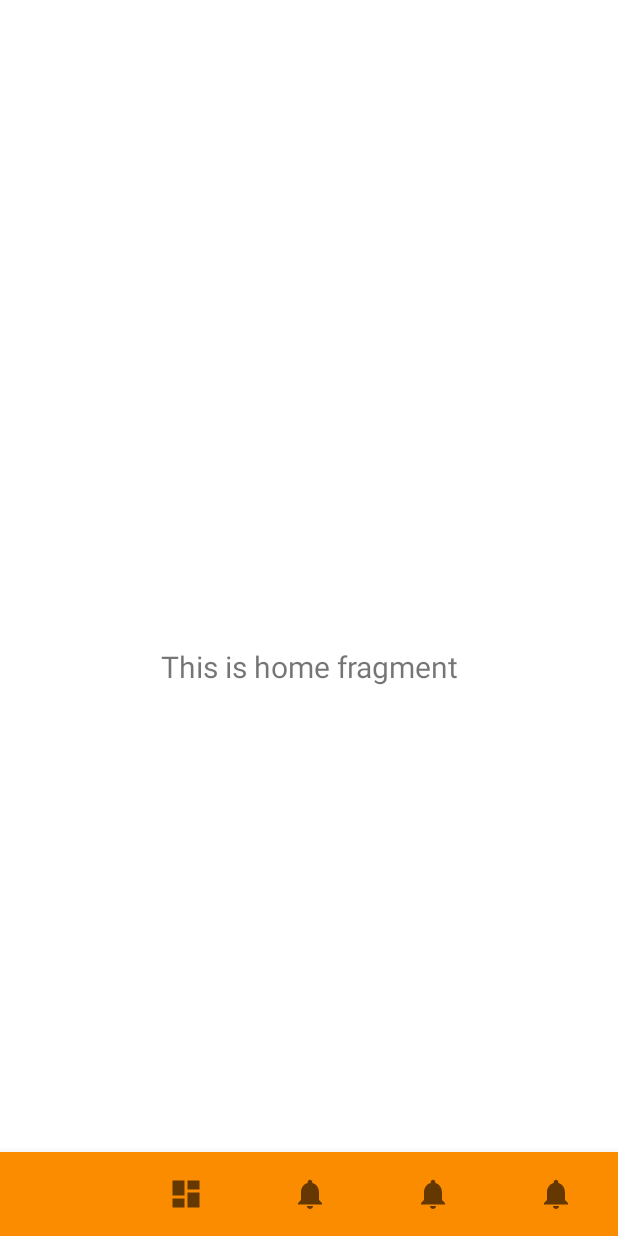
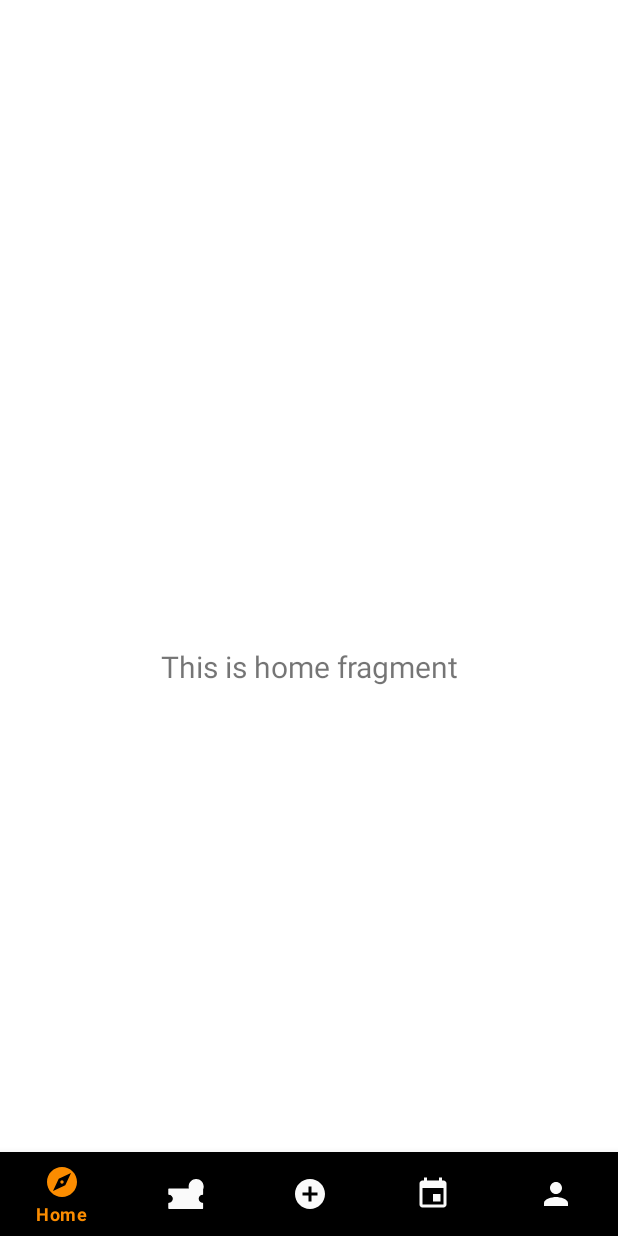
Before and after one commit to Mario2334/GigVid, an Android app: the HomeScreenActivity screen opened directly, with no data from a screen before it, on a phone screen of 412 x 824 dp. Run offline under Robolectric (Android 15) with nearby library versions, the phone set to English and light mode, and no system bars; our stand-ins replace navigation-ui; Roboto replaces fonts that are not available here.

Commit message:
icons n click for menu items

```diff
--- /dev/null
+++ b/gigvid_app/app/src/main/res/drawable/home_item_selector.xml
@@ -0,0 +1,7 @@
+<?xml version="1.0" encoding="utf-8"?>
+<selector xmlns:android="http://schemas.android.com/apk/res/android">
+    <item android:state_checked="true"
+        android:color="@color/colorPrimary"/>
+    <item android:state_checked="false"
+        android:color="@color/login_sign_up_background"/>
+</selector>
--- /dev/null
+++ b/gigvid_app/app/src/main/res/drawable/ic_add.xml
@@ -0,0 +1,10 @@
+<vector xmlns:android="http://schemas.android.com/apk/res/android"
+    android:width="24dp"
+    android:height="24dp"
+    android:viewportWidth="24"
+    android:viewportHeight="24"
+    android:tint="?attr/colorControlNormal">
+  <path
+      android:fillColor="@android:color/white"
+      android:pathData="M12,2C6.48,2 2,6.48 2,12s4.48,10 10,10 10,-4.48 10,-10S17.52,2 12,2zM17,13h-4v4h-2v-4L7,13v-2h4L11,7h2v4h4v2z"/>
+</vector>
--- /dev/null
+++ b/gigvid_app/app/src/main/res/drawable/ic_event.xml
@@ -0,0 +1,10 @@
+<vector xmlns:android="http://schemas.android.com/apk/res/android"
+    android:width="24dp"
+    android:height="24dp"
+    android:viewportWidth="24"
+    android:viewportHeight="24"
+    android:tint="?attr/colorControlNormal">
+  <path
+      android:fillColor="@android:color/white"
+      android:pathData="M17,12h-5v5h5v-5zM16,1v2L8,3L8,1L6,1v2L5,3c-1.11,0 -1.99,0.9 -1.99,2L3,19c0,1.1 0.89,2 2,2h14c1.1,0 2,-0.9 2,-2L21,5c0,-1.1 -0.9,-2 -2,-2h-1L18,1h-2zM19,19L5,19L5,8h14v11z"/>
+</vector>
--- /dev/null
+++ b/gigvid_app/app/src/main/res/drawable/ic_explore.xml
@@ -0,0 +1,10 @@
+<vector xmlns:android="http://schemas.android.com/apk/res/android"
+    android:width="24dp"
+    android:height="24dp"
+    android:viewportWidth="24"
+    android:viewportHeight="24"
+    android:tint="?attr/colorControlNormal">
+  <path
+      android:fillColor="@android:color/white"
+      android:pathData="M12,10.9c-0.61,0 -1.1,0.49 -1.1,1.1s0.49,1.1 1.1,1.1c0.61,0 1.1,-0.49 1.1,-1.1s-0.49,-1.1 -1.1,-1.1zM12,2C6.48,2 2,6.48 2,12s4.48,10 10,10 10,-4.48 10,-10S17.52,2 12,2zM14.19,14.19L6,18l3.81,-8.19L18,6l-3.81,8.19z"/>
+</vector>
--- /dev/null
+++ b/gigvid_app/app/src/main/res/drawable/ic_profile_24.xml
@@ -0,0 +1,10 @@
+<vector xmlns:android="http://schemas.android.com/apk/res/android"
+    android:width="24dp"
+    android:height="24dp"
+    android:viewportWidth="24"
+    android:viewportHeight="24"
+    android:tint="?attr/colorControlNormal">
+  <path
+      android:fillColor="@android:color/white"
+      android:pathData="M12,12c2.21,0 4,-1.79 4,-4s-1.79,-4 -4,-4 -4,1.79 -4,4 1.79,4 4,4zM12,14c-2.67,0 -8,1.34 -8,4v2h16v-2c0,-2.66 -5.33,-4 -8,-4z"/>
+</vector>
--- /dev/null
+++ b/gigvid_app/app/src/main/res/drawable/ic_ticket.xml
@@ -0,0 +1,60 @@
+<vector xmlns:android="http://schemas.android.com/apk/res/android"
+    android:width="512dp"
+    android:height="512dp"
+    android:viewportWidth="256"
+    android:viewportHeight="256">
+  <path
+      android:pathData="m213.748,161.465c0,17.67 14.32,32 32,32v36.67h-239.34v-36.67c17.68,0 32,-14.33 32,-32s-14.32,-32 -32,-32v-36.67h239.34v36.67c-17.68,0 -32,14.331 -32,32z"
+      android:fillColor="#44c7b6"/>
+  <path
+      android:pathData="m135.045,130.867 l3.847,7.795c1.457,2.951 4.272,4.997 7.529,5.47l8.602,1.25c8.202,1.192 11.477,11.272 5.542,17.057l-6.225,6.067c-2.357,2.297 -3.432,5.607 -2.876,8.851l1.469,8.567c1.401,8.169 -7.173,14.399 -14.51,10.542l-7.694,-4.045c-2.913,-1.532 -6.394,-1.532 -9.307,0l-7.694,4.045c-7.336,3.857 -15.911,-2.373 -14.509,-10.542l1.469,-8.567c0.556,-3.244 -0.519,-6.554 -2.876,-8.851l-6.225,-6.067c-5.935,-5.785 -2.66,-15.865 5.542,-17.057l8.602,-1.25c3.257,-0.473 6.073,-2.519 7.529,-5.47l3.847,-7.795c3.672,-7.432 14.27,-7.432 17.938,0z"
+      android:fillColor="#f9d335"/>
+  <path
+      android:pathData="m133.578,128.655c-0.57,0.64 -1.06,1.38 -1.47,2.21l-3.84,7.8c-1.46,2.95 -4.28,4.99 -7.53,5.47l-8.61,1.25c-8.2,1.19 -11.47,11.27 -5.54,17.05l6.23,6.07c2.35,2.3 3.43,5.61 2.87,8.85l-1.47,8.57c-0.6,3.5 0.64,6.65 2.82,8.8l-3.31,1.74c-7.33,3.86 -15.91,-2.37 -14.51,-10.54l1.47,-8.57c0.56,-3.24 -0.52,-6.55 -2.87,-8.85l-6.23,-6.07c-5.93,-5.78 -2.66,-15.86 5.54,-17.05l8.61,-1.25c3.25,-0.48 6.07,-2.52 7.53,-5.47l3.84,-7.8c3.26,-6.6 11.99,-7.34 16.47,-2.21z"
+      android:fillColor="#f9e27d"/>
+  <path
+      android:pathData="m53.408,161.465c0,17.67 -14.32,32 -32,32v36.67h-15v-36.67c17.68,0 32,-14.33 32,-32s-14.32,-32 -32,-32v-36.67h15v36.67c17.68,0 32,14.331 32,32z"
+      android:fillColor="#4bdbc3"/>
+  <path
+      android:pathData="m213.748,161.465c0,17.67 14.32,32 32,32v36.67h-15v-36.67c-17.68,0 -32,-14.33 -32,-32s14.32,-32 32,-32v-36.67h15v36.67c-17.68,0 -32,14.331 -32,32z"
+      android:fillColor="#3bb2a0"/>
+  <path
+      android:pathData="M200.209,75.249m-49.383,0a49.383,49.383 0,1 1,98.766 0a49.383,49.383 0,1 1,-98.766 0"
+      android:fillColor="#f9d335"/>
+  <path
+      android:pathData="m207.72,124.058c-2.61,0.4 -5.29,0.6 -8.02,0.57 -27.27,-0.28 -49.15,-22.61 -48.87,-49.88 0.28,-27.28 22.61,-49.16 49.88,-48.88 2.37,0.02 4.7,0.22 6.98,0.57 -23.49,3.58 -41.61,23.76 -41.86,48.31 -0.26,24.9 17.96,45.68 41.89,49.31z"
+      android:fillColor="#f9e27d"/>
+  <path
+      android:pathData="m249.59,75.757c-0.28,27.27 -22.61,49.15 -49.89,48.87 -2.37,-0.02 -4.7,-0.22 -6.98,-0.57 23.5,-3.58 41.62,-23.75 41.87,-48.3 0.26,-24.91 -17.96,-45.69 -41.9,-49.32 2.62,-0.4 5.29,-0.6 8.02,-0.57 27.28,0.281 49.16,22.61 48.88,49.89z"
+      android:fillColor="#f2c300"/>
+  <path
+      android:pathData="m56.488,150.796c-2.209,0 -4,1.791 -4,4v16c0,2.209 1.791,4 4,4s4,-1.791 4,-4v-16c0,-2.209 -1.791,-4 -4,-4z"
+      android:fillColor="#5f266d"/>
+  <path
+      android:pathData="m56.488,119.796c-2.209,0 -4,1.791 -4,4v16c0,2.209 1.791,4 4,4s4,-1.791 4,-4v-16c0,-2.209 -1.791,-4 -4,-4z"
+      android:fillColor="#5f266d"/>
+  <path
+      android:pathData="m56.488,181.796c-2.209,0 -4,1.791 -4,4v16c0,2.209 1.791,4 4,4s4,-1.791 4,-4v-16c0,-2.209 -1.791,-4 -4,-4z"
+      android:fillColor="#5f266d"/>
+  <path
+      android:pathData="m195.668,179.133c-2.209,0 -4,1.791 -4,4v16c0,2.209 1.791,4 4,4s4,-1.791 4,-4v-16c0,-2.209 -1.791,-4 -4,-4z"
+      android:fillColor="#5f266d"/>
+  <path
+      android:pathData="m195.668,148.133c-2.209,0 -4,1.791 -4,4v16c0,2.209 1.791,4 4,4s4,-1.791 4,-4v-16c0,-2.209 -1.791,-4 -4,-4z"
+      android:fillColor="#5f266d"/>
+  <path
+      android:pathData="m99.979,109.132c0,-2.209 -1.791,-4 -4,-4h-16c-2.209,0 -4,1.791 -4,4s1.791,4 4,4h16c2.209,0 4,-1.791 4,-4z"
+      android:fillColor="#5f266d"/>
+  <path
+      android:pathData="m110.979,113.132h8.531c2.209,0 4,-1.791 4,-4s-1.791,-4 -4,-4h-8.531c-2.209,0 -4,1.791 -4,4s1.791,4 4,4z"
+      android:fillColor="#5f266d"/>
+  <path
+      android:pathData="m155.599,141.425c-13.436,-1.953 -10.944,-0.127 -16.967,-12.328 -5.137,-10.411 -19.976,-10.397 -25.108,0 -5.984,12.125 -3.463,10.366 -16.967,12.328 -11.479,1.667 -16.063,15.785 -7.759,23.879 9.722,9.476 8.781,6.535 6.48,19.946 -1.96,11.433 10.048,20.152 20.313,14.758 12.028,-6.324 8.906,-6.345 20.972,-0.001 10.262,5.396 22.275,-3.321 20.313,-14.758 -2.286,-13.322 -3.294,-10.418 6.48,-19.945 8.309,-8.098 3.718,-22.213 -7.757,-23.879zM157.774,159.575 L151.549,165.642c-10.108,9.851 2.309,21.561 -4.943,26.827 -7.265,5.289 -14.433,-10.212 -27.042,-3.589l-7.694,4.046c-4.41,2.316 -9.549,-1.409 -8.706,-6.324 2.916,-16.998 2.502,-16.029 -8.781,-27.027 -3.565,-3.475 -1.611,-9.517 3.325,-10.234 17.113,-2.487 16.041,-2.623 22.99,-16.703 2.207,-4.473 8.558,-4.465 10.761,0 7.655,15.506 7.452,14.445 22.99,16.703 4.926,0.716 6.898,6.753 3.325,10.234z"
+      android:fillColor="#5f266d"/>
+  <path
+      android:pathData="m200.201,21.866c-29.183,0 -53.073,23.59 -53.372,52.838 -0.05,4.87 0.571,9.591 1.752,14.09h-142.173c-2.209,0 -4,1.791 -4,4v36.67c0,2.209 1.791,4 4,4 15.439,0 28,12.561 28,28s-12.561,28 -28,28c-2.209,0 -4,1.791 -4,4v36.67c0,2.209 1.791,4 4,4h239.34c2.209,0 4,-1.791 4,-4v-36.67c0,-2.209 -1.791,-4 -4,-4 -15.439,0 -28,-12.561 -28,-28s12.561,-28 28,-28c2.209,0 4,-1.791 4,-4v-34.363c2.404,-5.978 3.771,-12.485 3.841,-19.306 0.302,-29.628 -23.709,-53.929 -53.388,-53.929zM241.748,125.685c-17.975,1.996 -32,17.281 -32,35.779s14.025,33.783 32,35.779v28.891h-42.08v-12c0,-2.209 -1.791,-4 -4,-4s-4,1.791 -4,4v12h-131.18v-9.337c0,-2.209 -1.791,-4 -4,-4s-4,1.791 -4,4v9.337h-42.08v-28.891c17.975,-1.996 32,-17.281 32,-35.779s-14.025,-33.783 -32,-35.779v-28.891h42.08v12.003c0,2.209 1.791,4 4,4s4,-1.791 4,-4v-12.003h90.898c7.184,16.213 22.204,28.234 40.282,31.153v9.187c0,2.209 1.791,4 4,4s4,-1.791 4,-4v-8.504c16.641,0.177 31.974,-7.393 42.08,-19.908zM231.97,107.666c-28.81,28.227 -77.552,7.278 -77.142,-32.88 0.257,-25.141 20.997,-45.229 45.844,-44.917 25.022,0.255 45.173,20.82 44.917,45.844 -0.123,12.121 -4.96,23.469 -13.619,31.953z"
+      android:fillColor="#5f266d"/>
+  <path
+      android:pathData="m194.301,57.621 l16.232,0.165c1.505,0.014 2.712,1.247 2.696,2.753 -0.022,2.209 1.75,4.019 3.959,4.041h0.042c2.189,0 3.977,-1.764 3.999,-3.959 0.061,-5.914 -4.701,-10.774 -10.614,-10.835l-6.146,-0.063 0.076,-7.479c0.022,-2.209 -1.75,-4.019 -3.959,-4.041 -0.015,0 -0.028,0 -0.042,0 -2.189,0 -3.977,1.764 -3.999,3.959l-0.076,7.479 -2.087,-0.021c-0.052,0 -0.104,-0.001 -0.156,-0.001 -8.084,0 -14.695,6.5 -14.777,14.633 -0.085,8.169 6.461,14.851 14.631,14.934 12.773,0.13 14.436,-0.407 16.951,2.159 4.171,4.258 1.209,11.53 -4.915,11.53l-16.233,-0.166c-0.728,-0.007 -1.408,-0.297 -1.917,-0.817 -0.51,-0.52 -0.786,-1.207 -0.778,-1.935 0.022,-2.209 -1.75,-4.019 -3.959,-4.041 -0.014,0 -0.028,0 -0.042,0 -2.189,0 -3.977,1.764 -3.999,3.959 -0.029,2.864 1.059,5.569 3.063,7.615 2.005,2.047 4.687,3.189 7.551,3.219l6.146,0.063 -0.076,7.479c-0.023,2.218 1.767,4.041 4.001,4.041 2.189,0 3.977,-1.764 3.999,-3.959l0.076,-7.479c2.304,0.024 7.745,0.539 12.584,-4.201 9.315,-9.128 3.03,-25.209 -10.194,-25.343l-12.175,-0.124c-1.813,-0.019 -3.508,-0.741 -4.776,-2.035 -4.122,-4.206 -1.287,-11.523 4.914,-11.53z"
+      android:fillColor="#5f266d"/>
+</vector>
--- a/gigvid_app/app/src/main/res/layout/activity_home_screen.xml
+++ b/gigvid_app/app/src/main/res/layout/activity_home_screen.xml
@@ -13,7 +13,8 @@
         android:layout_height="wrap_content"
         android:layout_marginStart="0dp"
         android:layout_marginEnd="0dp"
-        android:background="@color/colorPrimary"
+        android:background="@color/black"
+        app:itemIconTint="@drawable/home_item_selector"
         app:layout_constraintBottom_toBottomOf="parent"
         app:layout_constraintLeft_toLeftOf="parent"
         app:layout_constraintRight_toRightOf="parent"
@@ -29,7 +30,6 @@
         app:layout_constraintLeft_toLeftOf="parent"
         app:layout_constraintRight_toRightOf="parent"
         app:layout_constraintTop_toTopOf="parent"
-        app:navGraph="@navigation/mobile_navigation"
-    />
+        app:navGraph="@navigation/mobile_navigation" />
 
 </androidx.constraintlayout.widget.ConstraintLayout>
--- a/gigvid_app/app/src/main/res/menu/bottom_nav_menu.xml
+++ b/gigvid_app/app/src/main/res/menu/bottom_nav_menu.xml
@@ -3,25 +3,25 @@
 
     <item
         android:id="@+id/navigation_home"
-        android:icon="@drawable/ic_home_black_24dp"
+        android:icon="@drawable/ic_explore"
         android:title="@string/title_home"/>
 
     <item
         android:id="@+id/navigation_tickets"
-        android:icon="@drawable/ic_dashboard_black_24dp"
+        android:icon="@drawable/ic_ticket"
         android:title="@string/title_tickets"/>
 
     <item
         android:id="@+id/navigation_host_event"
-        android:icon="@drawable/ic_notifications_black_24dp"
+        android:icon="@drawable/ic_add"
         android:title="@string/title_hostevent"/>
     <item
         android:id="@+id/navigation_my_gig"
-        android:icon="@drawable/ic_notifications_black_24dp"
+        android:icon="@drawable/ic_event"
         android:title="@string/title_mygig"/>
     <item
         android:id="@+id/navigation_profile"
-        android:icon="@drawable/ic_notifications_black_24dp"
+        android:icon="@drawable/ic_profile_24"
         android:title="@string/title_profile"/>
 
 </menu>
--- a/gigvid_app/app/src/main/res/values/colors.xml
+++ b/gigvid_app/app/src/main/res/values/colors.xml
@@ -5,4 +5,5 @@
     <color name="login_sign_up_button_color">#FF5722</color>
     <color name="colorAccent">#03DAC5</color>
     <color name="login_sign_up_background">#FAFAFA</color>
+    <color name="black">#000000</color>
 </resources>
--- a/gigvid_app/app/src/main/res/values/strings.xml
+++ b/gigvid_app/app/src/main/res/values/strings.xml
@@ -22,7 +22,7 @@
     <!-- home activity -->
     <string name="title_home">Home</string>
     <string name="title_tickets">Tickets</string>
-    <string name="title_hostevent">Host Event</string>
+    <string name="title_hostevent">Host Gig</string>
     <string name="title_mygig">My Gig</string>
     <string name="title_profile">Profile</string>
 </resources>
```
Also changed, not shown: gigvid_app/app/src/main/res/drawable/ic_home.xml (added, +60 -0 lines).
